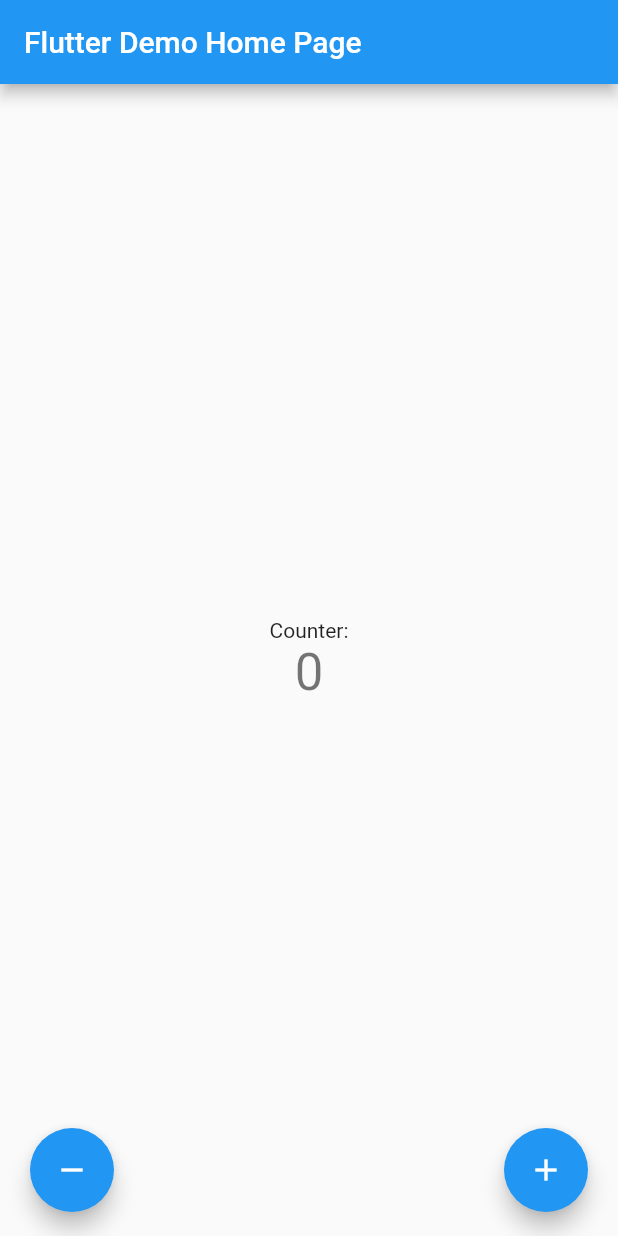
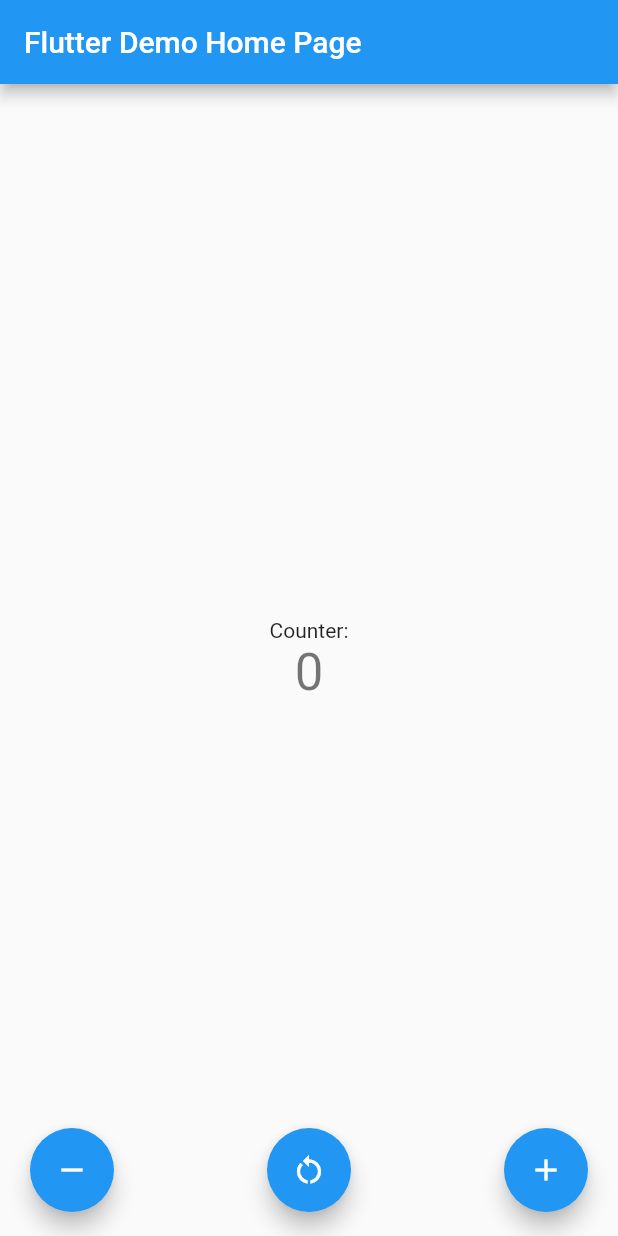
Before and after one commit to sihyun-mity/flutter_tutorial, a Flutter app: the screen it shows after launch, after a tap on the "remove" icon, on a phone screen of 412 x 824 dp. Run offline on Flutter 3.47's test engine with Material 2 defaults, Android fonts, the phone set to English and light mode, and no system bars.

Commit message:
Counter Function 통합, Reset Button 추가

```diff
--- a/lib/main.dart
+++ b/lib/main.dart
@@ -50,25 +50,21 @@ class MyHomePage extends StatefulWidget {
 class _MyHomePageState extends State<MyHomePage> {
   int _counter = 0;
 
-  void _incrementCounter() {
+  void _handleCounter(type) {
     setState(() {
-      // This call to setState tells the Flutter framework that something has
-      // changed in this State, which causes it to rerun the build method below
-      // so that the display can reflect the updated values. If we changed
-      // _counter without calling setState(), then the build method would not be
-      // called again, and so nothing would appear to happen.
-      _counter++;
-    });
-  }
+      switch (type) {
+        case 'decrease':
+          if (_counter > 0) _counter--;
+          break;
 
-  void _decrementCounter() {
-    setState(() {
-      // This call to setState tells the Flutter framework that something has
-      // changed in this State, which causes it to rerun the build method below
-      // so that the display can reflect the updated values. If we changed
-      // _counter without calling setState(), then the build method would not be
-      // called again, and so nothing would appear to happen.
-      if (_counter > 0) _counter--;
+        case 'increase':
+          _counter++;
+          break;
+
+        case 'reset':
+          _counter = 0;
+          break;
+      }
     });
   }
 
@@ -124,21 +120,29 @@ class _MyHomePageState extends State<MyHomePage> {
             child: Container(
               margin: const EdgeInsets.only(left: 20),
               child: FloatingActionButton(
-                  onPressed: _decrementCounter,
+                  onPressed: () => _handleCounter('decrease'),
                   tooltip: 'Decrement',
                   child: const Icon(Icons.remove)),
             ),
+          ),
+          Align(
+            alignment: Alignment.bottomCenter,
+            child: FloatingActionButton(
+                onPressed: () => _handleCounter('reset'),
+                tooltip: 'Reset',
+                child: const Icon(Icons.restart_alt)),
           ),
           Align(
             alignment: Alignment.bottomRight,
             child: Container(
               margin: const EdgeInsets.only(right: 20),
               child: FloatingActionButton(
-                  onPressed: _incrementCounter,
-                  tooltip: 'Increment',
-                  child: const Icon(Icons.add)),
+                onPressed: () => _handleCounter('increase'),
+                tooltip: 'Increment',
+                child: const Icon(Icons.add),
+              ),
             ),
-          )
+          ),
         ],
       ),
     );
```
